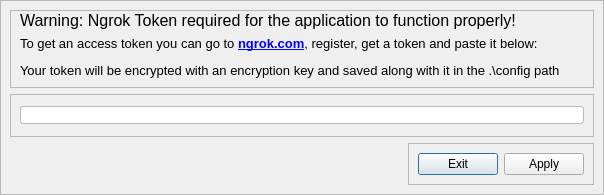
This is src/ui/authdialog.ui in GitGinocchio/quickshare as Qt 5 draws it before an edit. The edited form follows.
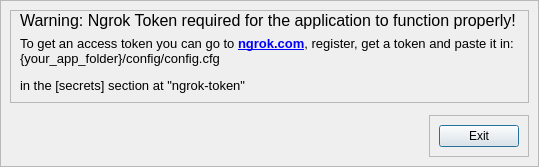
This is the edited form.

Commit message: feat: Add password/auth flow, preview and UI tweaks

The edit to the form file:
```diff
--- a/src/ui/authdialog.ui
+++ b/src/ui/authdialog.ui
@@ -6,13 +6,13 @@
    <rect>
     <x>0</x>
     <y>0</y>
-    <width>604</width>
-    <height>195</height>
+    <width>539</width>
+    <height>167</height>
    </rect>
   </property>
   <property name="minimumSize">
    <size>
-    <width>0</width>
+    <width>539</width>
     <height>0</height>
    </size>
   </property>
@@ -58,6 +58,12 @@
           <verstretch>0</verstretch>
          </sizepolicy>
         </property>
+        <property name="maximumSize">
+         <size>
+          <width>16777215</width>
+          <height>16777215</height>
+         </size>
+        </property>
         <property name="frameShape">
          <enum>QFrame::StyledPanel</enum>
         </property>
@@ -89,7 +95,7 @@
            </property>
           </widget>
          </item>
-         <item alignment="Qt::AlignTop">
+         <item>
           <widget class="QLabel" name="label_2">
            <property name="font">
             <font>
@@ -101,11 +107,11 @@
 &lt;html&gt;&lt;head&gt;&lt;meta name=&quot;qrichtext&quot; content=&quot;1&quot; /&gt;&lt;style type=&quot;text/css&quot;&gt;
 p, li { white-space: pre-wrap; }
 &lt;/style&gt;&lt;/head&gt;&lt;body style=&quot; font-family:'MS Shell Dlg 2'; font-size:10pt; font-weight:400; font-style:normal;&quot;&gt;
-&lt;p style=&quot; margin-top:12px; margin-bottom:12px; margin-left:0px; margin-right:0px; -qt-block-indent:0; text-indent:0px;&quot;&gt;To get an access token you can go to &lt;a href=&quot;https://ngrok.com&quot;&gt;&lt;span style=&quot; font-weight:600; text-decoration: underline; color:#0000ff;&quot;&gt;ngrok.com&lt;/span&gt;&lt;/a&gt;, register, get a token and paste it below:&lt;/p&gt;
-&lt;p style=&quot; margin-top:12px; margin-bottom:12px; margin-left:0px; margin-right:0px; -qt-block-indent:0; text-indent:0px;&quot;&gt;Your token will be encrypted with an encryption key and saved along with it in the .\config path&lt;/p&gt;&lt;/body&gt;&lt;/html&gt;</string>
+&lt;p style=&quot; margin-top:12px; margin-bottom:12px; margin-left:0px; margin-right:0px; -qt-block-indent:0; text-indent:0px;&quot;&gt;To get an access token you can go to &lt;a href=&quot;https://ngrok.com&quot;&gt;&lt;span style=&quot; font-weight:600; text-decoration: underline; color:#0000ff;&quot;&gt;ngrok.com&lt;/span&gt;&lt;/a&gt;, register, get a token and paste it in:&lt;br /&gt;{your_app_folder}/config/config.cfg&lt;/p&gt;
+&lt;p style=&quot; margin-top:12px; margin-bottom:12px; margin-left:0px; margin-right:0px; -qt-block-indent:0; text-indent:0px;&quot;&gt;in the [secrets] section at &amp;quot;ngrok-token&amp;quot;&lt;/p&gt;&lt;/body&gt;&lt;/html&gt;</string>
            </property>
            <property name="textFormat">
-            <enum>Qt::AutoText</enum>
+            <enum>Qt::RichText</enum>
            </property>
            <property name="scaledContents">
             <bool>true</bool>
@@ -117,44 +123,7 @@
             <bool>true</bool>
            </property>
            <property name="textInteractionFlags">
-            <set>Qt::LinksAccessibleByKeyboard|Qt::LinksAccessibleByMouse|Qt::TextBrowserInteraction|Qt::TextEditable|Qt::TextEditorInteraction|Qt::TextSelectableByKeyboard|Qt::TextSelectableByMouse</set>
-           </property>
-          </widget>
-         </item>
-        </layout>
-       </widget>
-      </item>
-      <item>
-       <widget class="QFrame" name="frame_4">
-        <property name="frameShape">
-         <enum>QFrame::StyledPanel</enum>
-        </property>
-        <property name="frameShadow">
-         <enum>QFrame::Raised</enum>
-        </property>
-        <layout class="QHBoxLayout" name="horizontalLayout_3">
-         <property name="topMargin">
-          <number>0</number>
-         </property>
-         <property name="bottomMargin">
-          <number>0</number>
-         </property>
-         <item>
-          <widget class="QLineEdit" name="token_line_edit">
-           <property name="styleSheet">
-            <string notr="true">QLineEdit {
-	border-radius: 3px;
-	border: 1px solid rgb(186, 186, 186);
-}</string>
-           </property>
-           <property name="echoMode">
-            <enum>QLineEdit::Password</enum>
-           </property>
-           <property name="placeholderText">
-            <string/>
-           </property>
-           <property name="clearButtonEnabled">
-            <bool>true</bool>
+            <set>Qt::LinksAccessibleByKeyboard|Qt::LinksAccessibleByMouse|Qt::TextBrowserInteraction|Qt::TextSelectableByKeyboard|Qt::TextSelectableByMouse</set>
            </property>
           </widget>
          </item>
@@ -192,13 +161,6 @@
            </property>
           </widget>
          </item>
-         <item>
-          <widget class="QPushButton" name="apply">
-           <property name="text">
-            <string>Apply</string>
-           </property>
-          </widget>
-         </item>
         </layout>
        </widget>
       </item>
```
The commit also changes 5 other files.
